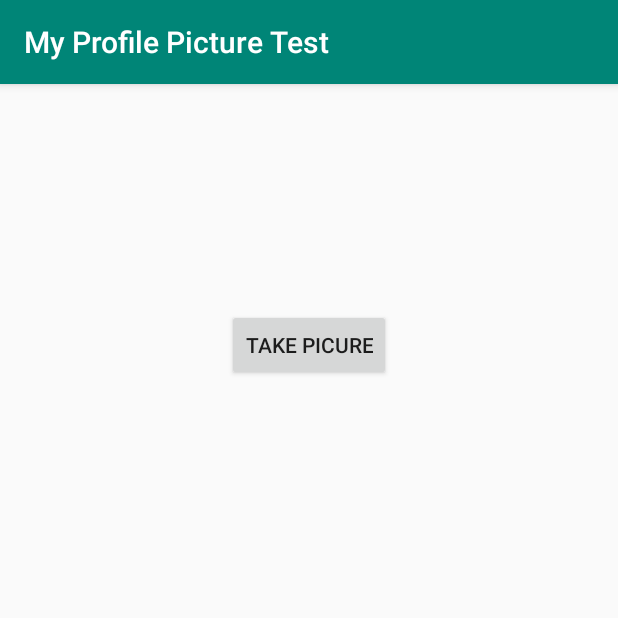
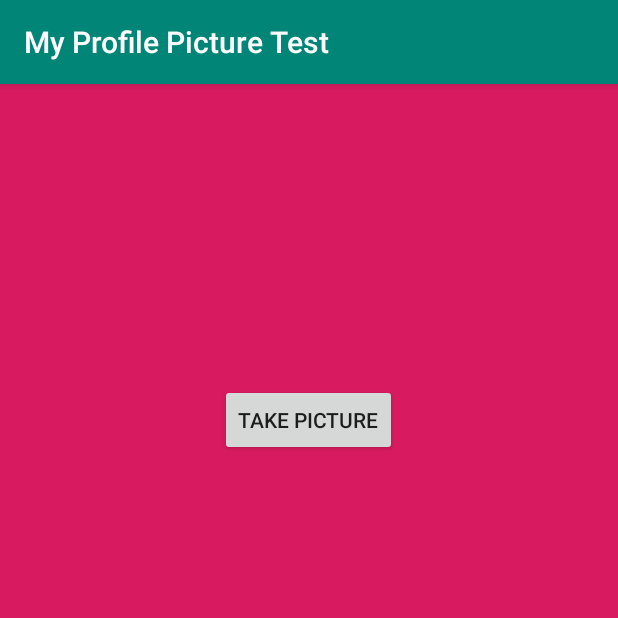
Before and after one commit to yiann0s/MyProfilePictureTest, an Android app: the screen it shows after launch (MainActivity), on a phone screen of 412 x 824 dp, the top half of it. Run offline under Robolectric (Android 15) with nearby library versions, the phone set to English and light mode, and no system bars; our stand-ins replace CircleImageView; libraries missing offline, so code that uses them is left out: com.gun0912.tedpermission; 1 statement that could not run was skipped.

Commit message:
giannis: minor fixes

```diff
--- a/app/src/main/java/com/example/myprofilepicturetest/MainActivity.java
+++ b/app/src/main/java/com/example/myprofilepicturetest/MainActivity.java
@@ -64,7 +64,11 @@ public class MainActivity extends AppCompatActivity implements View.OnClickListe
         topIcon = findViewById(R.id.topicon);
         String imagePath = loadDataFromSharedPreferences();
         if ( imagePath != null ) {
-            Glide.with(this).load(decodeBase64(imagePath)).into(topIcon);
+            Glide.
+                    with(this).
+                    load(decodeBase64(imagePath)).
+                    placeholder(R.drawable.user).
+                    into(topIcon);
         }
 
         permissionlistener = new PermissionListener() {
--- a/app/src/main/res/layout/activity_main.xml
+++ b/app/src/main/res/layout/activity_main.xml
@@ -6,14 +6,15 @@
     xmlns:tools="http://schemas.android.com/tools"
     android:layout_width="match_parent"
     android:layout_height="match_parent"
+    android:background="@color/colorAccent"
     tools:context=".MainActivity">
 
     <de.hdodenhof.circleimageview.CircleImageView
         android:id="@+id/topicon"
         android:layout_marginTop="50dp"
         android:layout_gravity="center"
-        android:layout_width="50dp"
-        android:layout_height="50dp"
+        android:layout_width="100dp"
+        android:layout_height="100dp"
         app:civ_border_width="4dp"
         app:civ_border_color="#FFF"/>
     <Button
@@ -22,6 +23,6 @@
         android:layout_marginTop="50dp"
         android:layout_width="wrap_content"
         android:layout_height="wrap_content"
-        android:text="take picure" />
+        android:text="take picture" />
 
 </LinearLayout>
--- a/app/src/main/res/xml/file_paths.xml
+++ /dev/null
@@ -1,4 +0,0 @@
-<?xml version="1.0" encoding="utf-8"?>
-<paths xmlns:android="http://schemas.android.com/apk/res/android">
-    <external-path name="my_images" path="Android/data/com.example.myprofilepicturetest/files/Pictures" />
-</paths>
```
Also changed, not shown: app/src/main/res/drawable-hdpi/user.png (added), app/src/main/res/drawable-mdpi/user.png (added), app/src/main/res/drawable-xhdpi/user.png (added), app/src/main/res/drawable-xxhdpi/user.png (added), app/src/main/res/drawable-xxxhdpi/user.png (added).
